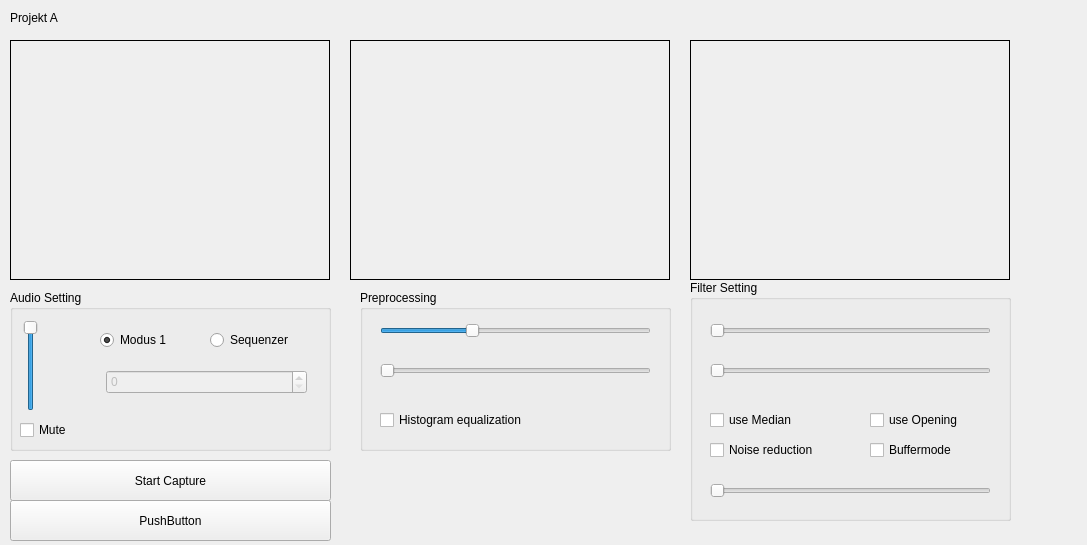
Old version of the form app/a/projectawidget.ui in the repository avprg-soundtable/soundtable.
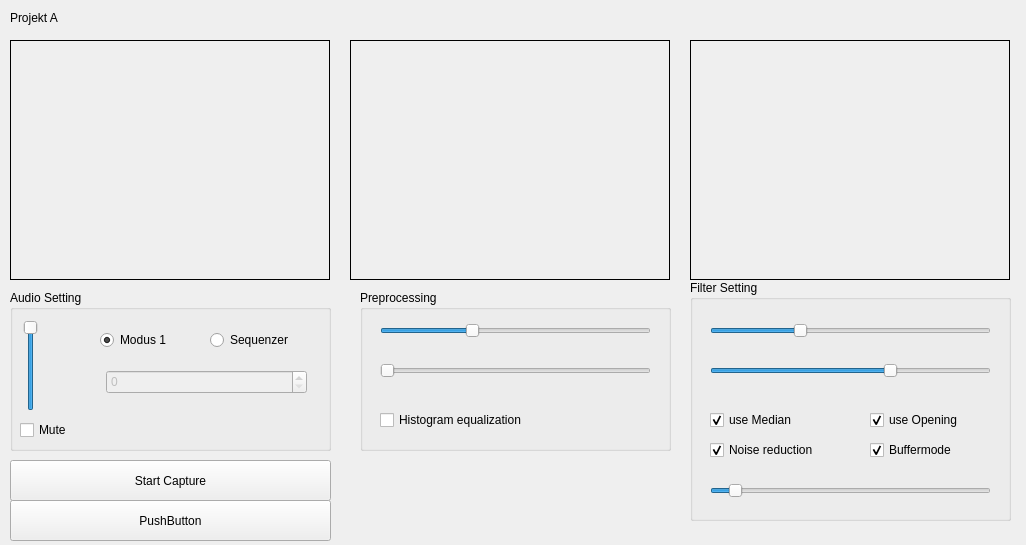
New version of the form. Custom widgets are drawn as their Qt base class.

Commit message: added default settings to the interface

Patch:
```diff
--- a/app/a/projectawidget.ui
+++ b/app/a/projectawidget.ui
@@ -6,13 +6,13 @@
    <rect>
     <x>0</x>
     <y>0</y>
-    <width>1087</width>
+    <width>1026</width>
     <height>545</height>
    </rect>
   </property>
   <property name="minimumSize">
    <size>
-    <width>690</width>
+    <width>1024</width>
     <height>545</height>
    </size>
   </property>
@@ -197,6 +197,15 @@
       <height>22</height>
      </rect>
     </property>
+    <property name="maximum">
+     <number>100</number>
+    </property>
+    <property name="pageStep">
+     <number>10</number>
+    </property>
+    <property name="value">
+     <number>65</number>
+    </property>
     <property name="orientation">
      <enum>Qt::Horizontal</enum>
     </property>
@@ -210,6 +219,12 @@
       <height>22</height>
      </rect>
     </property>
+    <property name="maximum">
+     <number>64</number>
+    </property>
+    <property name="value">
+     <number>20</number>
+    </property>
     <property name="orientation">
      <enum>Qt::Horizontal</enum>
     </property>
@@ -226,6 +241,9 @@
     <property name="maximum">
      <number>30</number>
     </property>
+    <property name="value">
+     <number>2</number>
+    </property>
     <property name="orientation">
      <enum>Qt::Horizontal</enum>
     </property>
@@ -235,13 +253,16 @@
      <rect>
       <x>20</x>
       <y>130</y>
-      <width>89</width>
+      <width>101</width>
       <height>20</height>
      </rect>
     </property>
     <property name="text">
      <string>use Median</string>
     </property>
+    <property name="checked">
+     <bool>true</bool>
+    </property>
    </widget>
    <widget class="QCheckBox" name="bufferCB">
     <property name="geometry">
@@ -255,6 +276,9 @@
     <property name="text">
      <string>Buffermode</string>
     </property>
+    <property name="checked">
+     <bool>true</bool>
+    </property>
    </widget>
    <widget class="QCheckBox" name="openingCB">
     <property name="geometry">
@@ -268,6 +292,9 @@
     <property name="text">
      <string>use Opening</string>
     </property>
+    <property name="checked">
+     <bool>true</bool>
+    </property>
    </widget>
    <widget class="QCheckBox" name="noiseCB">
     <property name="geometry">
@@ -281,6 +308,9 @@
     <property name="text">
      <string>Noise reduction</string>
     </property>
+    <property name="checked">
+     <bool>true</bool>
+    </property>
    </widget>
   </widget>
   <widget class="QPushButton" name="pushButton_2">
```
The commit also changes 1 other file.
